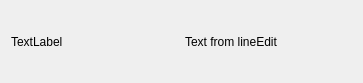
Old version of the form app/MainWindow/DetailListWidgetItem.ui in the repository lfroms/cuacs.
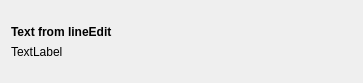
New version of the form.

Commit message: Fix compilation issues

Patch:
```diff
--- a/app/MainWindow/DetailListWidgetItem.ui
+++ b/app/MainWindow/DetailListWidgetItem.ui
@@ -17,22 +17,53 @@
    <item row="0" column="0">
     <layout class="QVBoxLayout" name="verticalLayout">
      <item>
-      <layout class="QHBoxLayout" name="horizontalLayout_2">
-       <item>
-        <widget class="QLabel" name="titleLabel">
-         <property name="text">
-          <string>TextLabel</string>
-         </property>
-        </widget>
-       </item>
-       <item>
-        <widget class="QLabel" name="subtitleLabel">
-         <property name="text">
-          <string>Text from lineEdit</string>
-         </property>
-        </widget>
-       </item>
-      </layout>
+      <widget class="QLabel" name="subtitleLabel">
+       <property name="sizePolicy">
+        <sizepolicy hsizetype="Preferred" vsizetype="Preferred">
+         <horstretch>0</horstretch>
+         <verstretch>0</verstretch>
+        </sizepolicy>
+       </property>
+       <property name="font">
+        <font>
+         <weight>75</weight>
+         <bold>true</bold>
+        </font>
+       </property>
+       <property name="text">
+        <string>Text from lineEdit</string>
+       </property>
+       <property name="alignment">
+        <set>Qt::AlignBottom|Qt::AlignLeading|Qt::AlignLeft</set>
+       </property>
+      </widget>
+     </item>
+     <item>
+      <widget class="QLabel" name="titleLabel">
+       <property name="sizePolicy">
+        <sizepolicy hsizetype="Preferred" vsizetype="Preferred">
+         <horstretch>0</horstretch>
+         <verstretch>0</verstretch>
+        </sizepolicy>
+       </property>
+       <property name="font">
+        <font>
+         <pointsize>9</pointsize>
+        </font>
+       </property>
+       <property name="autoFillBackground">
+        <bool>false</bool>
+       </property>
+       <property name="styleSheet">
+        <string notr="true">text-transform: uppercase;</string>
+       </property>
+       <property name="text">
+        <string>TextLabel</string>
+       </property>
+       <property name="alignment">
+        <set>Qt::AlignLeading|Qt::AlignLeft|Qt::AlignTop</set>
+       </property>
+      </widget>
      </item>
     </layout>
    </item>
```
The commit also changes 2 other files.
